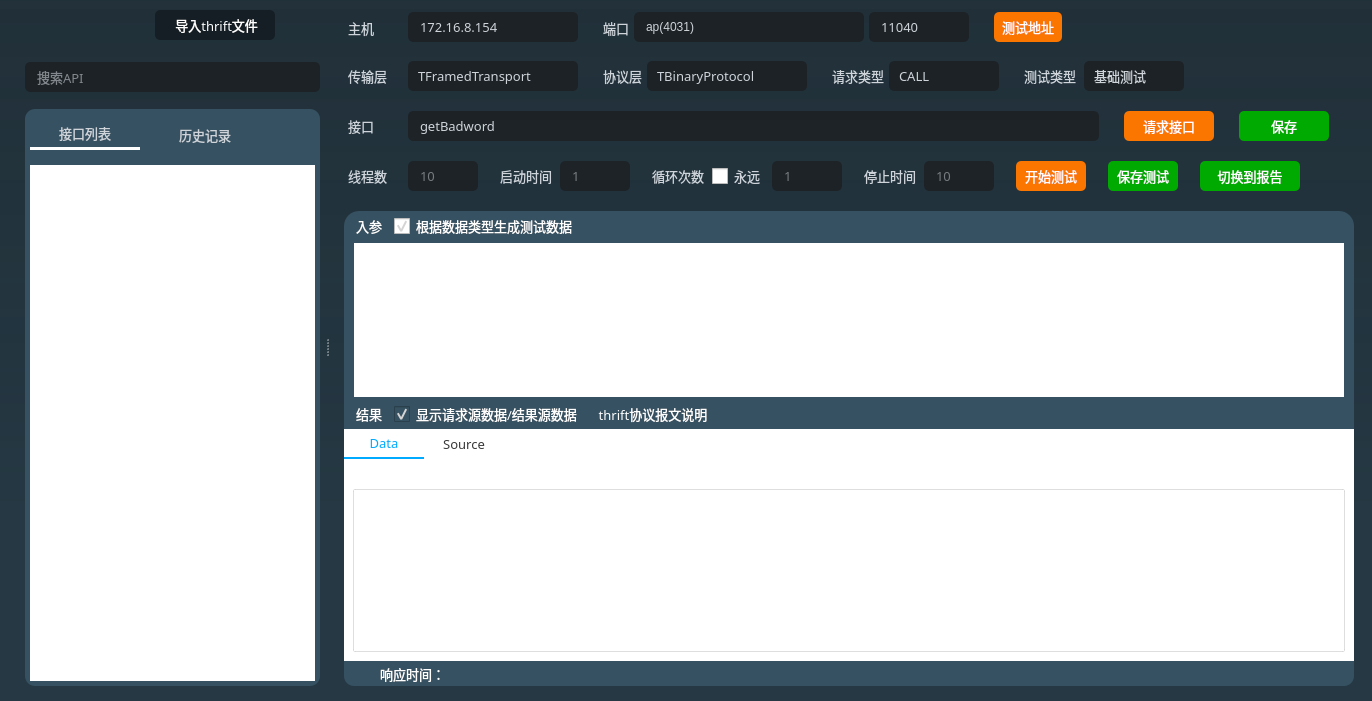
Old version of the form source/thriftwidget.ui in the repository HuaGouFdog/Fdog-Kit.
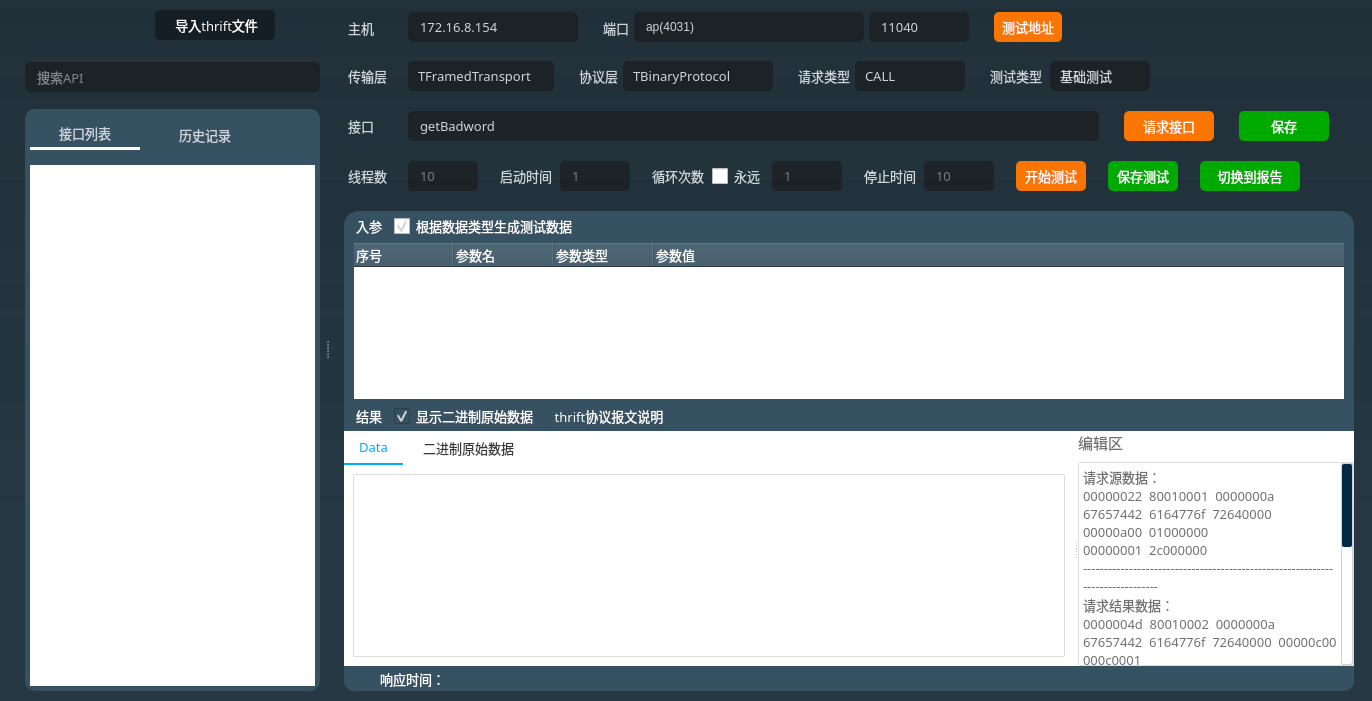
New version of the form. The open tabs and pages were chosen to show the change. Icons and pictures are not drawn.

Commit message: thrift测试工具增加编辑区，可临时存放数据

```diff
--- a/source/thriftwidget.ui
+++ b/source/thriftwidget.ui
@@ -97,7 +97,7 @@
     <number>5</number>
    </property>
    <property name="bottomMargin">
-    <number>10</number>
+    <number>5</number>
    </property>
    <item>
     <widget class="QSplitter" name="splitter_3">
@@ -900,7 +900,7 @@
             </property>
             <property name="minimumSize">
              <size>
-              <width>230</width>
+              <width>100</width>
               <height>30</height>
              </size>
             </property>
@@ -1384,7 +1384,7 @@
            <widget class="QComboBox" name="comboBox_transport">
             <property name="minimumSize">
              <size>
-              <width>170</width>
+              <width>50</width>
               <height>30</height>
              </size>
             </property>
@@ -1453,7 +1453,7 @@
            <widget class="QComboBox" name="comboBox_protocol">
             <property name="minimumSize">
              <size>
-              <width>160</width>
+              <width>150</width>
               <height>30</height>
              </size>
             </property>
@@ -1703,7 +1703,7 @@
            <widget class="QLineEdit" name="lineEdit_funcName">
             <property name="minimumSize">
              <size>
-              <width>400</width>
+              <width>50</width>
               <height>30</height>
              </size>
             </property>
@@ -2928,7 +2928,7 @@
                       <bool>false</bool>
                      </property>
                      <attribute name="headerVisible">
-                      <bool>false</bool>
+                      <bool>true</bool>
                      </attribute>
                      <attribute name="headerDefaultSectionSize">
                       <number>100</number>
@@ -3182,7 +3182,7 @@
                         <string notr="true">color: rgb(255, 255, 255);</string>
                        </property>
                        <property name="text">
-                        <string>显示请求源数据/结果源数据</string>
+                        <string>显示二进制原始数据</string>
                        </property>
                        <property name="checked">
                         <bool>true</bool>
@@ -3282,10 +3282,7 @@
                      <number>0</number>
                     </property>
                     <widget class="QWidget" name="page">
-                     <layout class="QVBoxLayout" name="verticalLayout_4">
-                      <property name="spacing">
-                       <number>0</number>
-                      </property>
+                     <layout class="QHBoxLayout" name="horizontalLayout_15">
                       <property name="leftMargin">
                        <number>0</number>
                       </property>
@@ -3299,11 +3296,15 @@
                        <number>0</number>
                       </property>
                       <item>
+                       <widget class="QSplitter" name="splitter_4">
+                        <property name="orientation">
+                         <enum>Qt::Horizontal</enum>
+                        </property>
                        <widget class="QTabWidget" name="tabWidget_response">
                         <property name="font">
                          <font>
                           <family>OPPOSans B</family>
-                          <pointsize>10</pointsize>
+                           <pointsize>11</pointsize>
                           <weight>50</weight>
                           <bold>false</bold>
                           <underline>false</underline>
@@ -3324,7 +3325,7 @@
 	color: rgb(56, 56, 56);
 	border-top-left-radius: 0px;    /*设置tab的边框的圆角（左上圆角）*/
 	border-top-right-radius: 0px;    /*设置tab的边框的圆角（右上圆角）*/
-	width:70px;
+	/*width:70px;*/
 	padding: 5px;
 	/*margin-right:0px;
 	margin-left: 0px;*/
@@ -3390,50 +3391,15 @@
                           <string notr="true"/>
                          </property>
                          <attribute name="title">
-                          <string>Data</string>
+                           <string>  Data  </string>
                          </attribute>
                          <layout class="QVBoxLayout" name="verticalLayout_8">
                           <property name="spacing">
                            <number>0</number>
                           </property>
                           <property name="topMargin">
-                           <number>0</number>
-                          </property>
-                          <item>
-                           <widget class="QLabel" name="label_headers">
-                            <property name="sizePolicy">
-                             <sizepolicy hsizetype="Expanding" vsizetype="Preferred">
-                              <horstretch>0</horstretch>
-                              <verstretch>0</verstretch>
-                             </sizepolicy>
-                            </property>
-                            <property name="minimumSize">
-                             <size>
-                              <width>0</width>
-                              <height>30</height>
-                             </size>
-                            </property>
-                            <property name="maximumSize">
-                             <size>
-                              <width>16777215</width>
-                              <height>30</height>
-                             </size>
-                            </property>
-                            <property name="font">
-                             <font>
-                              <family>OPPOSans B</family>
-                              <pointsize>10</pointsize>
-                              <stylestrategy>PreferAntialias</stylestrategy>
-                             </font>
-                            </property>
-                            <property name="text">
-                             <string/>
-                            </property>
-                            <property name="alignment">
-                             <set>Qt::AlignLeading|Qt::AlignLeft|Qt::AlignVCenter</set>
-                            </property>
-                           </widget>
-                          </item>
+                            <number>9</number>
+                           </property>
                           <item>
                            <widget class="QTextEdit" name="textEdit_data">
                             <property name="font">
@@ -3479,7 +3445,7 @@
                           </font>
                          </property>
                          <attribute name="title">
-                          <string>Source</string>
+                           <string>  二进制原始数据  </string>
                          </attribute>
                          <layout class="QHBoxLayout" name="horizontalLayout_12">
                           <property name="spacing">
@@ -3579,9 +3545,11 @@
                            <widget class="QTextEdit" name="textEdit">
                             <property name="font">
                              <font>
-                              <family>Cascadia Code</family>
-                              <pointsize>11</pointsize>
-                              <stylestrategy>PreferAntialias</stylestrategy>
+                               <family>Cascadia Code SemiBold</family>
+                               <pointsize>10</pointsize>
+                               <weight>7</weight>
+                               <italic>false</italic>
+                               <bold>false</bold>
                              </font>
                             </property>
                             <property name="cursor" stdset="0">
@@ -3589,7 +3557,8 @@
                             </property>
                             <property name="styleSheet">
                              <string notr="true">border: 1px solid rgba(199, 199, 199, 150);
-border-radius: 2px;</string>
+border-radius: 2px;
+font: 63 10pt &quot;Cascadia Code SemiBold&quot;;</string>
                             </property>
                             <property name="frameShape">
                              <enum>QFrame::Box</enum>
@@ -3601,8 +3570,57 @@
                              <string>&lt;!DOCTYPE HTML PUBLIC &quot;-//W3C//DTD HTML 4.0//EN&quot; &quot;http://www.w3.org/TR/REC-html40/strict.dtd&quot;&gt;
 &lt;html&gt;&lt;head&gt;&lt;meta name=&quot;qrichtext&quot; content=&quot;1&quot; /&gt;&lt;style type=&quot;text/css&quot;&gt;
 p, li { white-space: pre-wrap; }
-&lt;/style&gt;&lt;/head&gt;&lt;body style=&quot; font-family:'Cascadia Code'; font-size:11pt; font-weight:400; font-style:normal;&quot;&gt;
-&lt;p style=&quot;-qt-paragraph-type:empty; margin-top:0px; margin-bottom:0px; margin-left:0px; margin-right:0px; -qt-block-indent:0; text-indent:0px; font-family:'Courier New'; font-size:12pt;&quot;&gt;&lt;br /&gt;&lt;/p&gt;&lt;/body&gt;&lt;/html&gt;</string>
+&lt;/style&gt;&lt;/head&gt;&lt;body style=&quot; font-family:'Cascadia Code SemiBold'; font-size:10pt; font-weight:56; font-style:normal;&quot;&gt;
+&lt;p style=&quot;-qt-paragraph-type:empty; margin-top:0px; margin-bottom:0px; margin-left:0px; margin-right:0px; -qt-block-indent:0; text-indent:0px; font-weight:24;&quot;&gt;&lt;br /&gt;&lt;/p&gt;&lt;/body&gt;&lt;/html&gt;</string>
+                             </property>
+                            </widget>
+                           </item>
+                          </layout>
+                         </widget>
+                        </widget>
+                        <widget class="QWidget" name="widget_2" native="true">
+                         <layout class="QVBoxLayout" name="verticalLayout_4">
+                          <property name="spacing">
+                           <number>8</number>
+                          </property>
+                          <item>
+                           <widget class="QLabel" name="label_4">
+                            <property name="font">
+                             <font>
+                              <family>OPPOSans B</family>
+                              <pointsize>11</pointsize>
+                             </font>
+                            </property>
+                            <property name="text">
+                             <string>编辑区</string>
+                            </property>
+                           </widget>
+                          </item>
+                          <item>
+                           <widget class="QPlainTextEdit" name="plainTextEdit">
+                            <property name="font">
+                             <font>
+                              <family>Cascadia Code SemiBold</family>
+                              <pointsize>10</pointsize>
+                             </font>
+                            </property>
+                            <property name="styleSheet">
+                             <string notr="true">border: 1px solid rgba(199, 199, 199, 150);
+border-radius: 2px;</string>
+                            </property>
+                            <property name="plainText">
+                             <string>请求源数据：
+00000022  80010001  0000000a  67657442  6164776f  72640000  00000a00  01000000  
+00000001  2c000000  
+------------------------------------------------------------------------------
+请求结果数据：
+0000004d  80010002  0000000a  67657442  6164776f  72640000  00000c00  000c0001  
+08000100  0000000b  00020000  00026f6b  0a000300  00000000  00010e00  0a000200  
+00000000  00010e0f  00030c00  00000000  0000
+------------------------------------------------------------------------------
+染色数据(颜色信息可查看thrift协议报文说明):
+0000004d800100020000000a676574426164776f7264000000000c00000c0001080001000000000b0002000000026f6b0a0003000000000000010e000a0002000000000000010e0f00030c00000000000000
+------------------------------------------------------------------------------</string>
                             </property>
                            </widget>
                           </item>
@@ -3977,6 +3995,60 @@
                        </property>
                       </widget>
                      </item>
+                     <item>
+                      <spacer name="horizontalSpacer_24">
+                       <property name="orientation">
+                        <enum>Qt::Horizontal</enum>
+                       </property>
+                       <property name="sizeType">
+                        <enum>QSizePolicy::Fixed</enum>
+                       </property>
+                       <property name="sizeHint" stdset="0">
+                        <size>
+                         <width>10</width>
+                         <height>20</height>
+                        </size>
+                       </property>
+                      </spacer>
+                     </item>
+                     <item>
+                      <widget class="QLabel" name="label_headers">
+                       <property name="sizePolicy">
+                        <sizepolicy hsizetype="Expanding" vsizetype="Preferred">
+                         <horstretch>0</horstretch>
+                         <verstretch>0</verstretch>
+                        </sizepolicy>
+                       </property>
+                       <property name="minimumSize">
+                        <size>
+                         <width>0</width>
+                         <height>20</height>
+                        </size>
+                       </property>
+                       <property name="maximumSize">
+                        <size>
+                         <width>16777215</width>
+                         <height>20</height>
+                        </size>
+                       </property>
+                       <property name="font">
+                        <font>
+                         <family>OPPOSans B</family>
+                         <pointsize>10</pointsize>
+                         <stylestrategy>PreferAntialias</stylestrategy>
+                        </font>
+                       </property>
+                       <property name="styleSheet">
+                        <string notr="true">color: rgb(255, 255, 255);</string>
+                       </property>
+                       <property name="text">
+                        <string/>
+                       </property>
+                       <property name="alignment">
+                        <set>Qt::AlignLeading|Qt::AlignLeft|Qt::AlignVCenter</set>
+                       </property>
+                      </widget>
+                     </item>
                      <item>
                       <spacer name="horizontalSpacer_6">
                        <property name="orientation">
```
Lines whose indentation alone changed are shown as unchanged. The commit also changes 18 other files.
